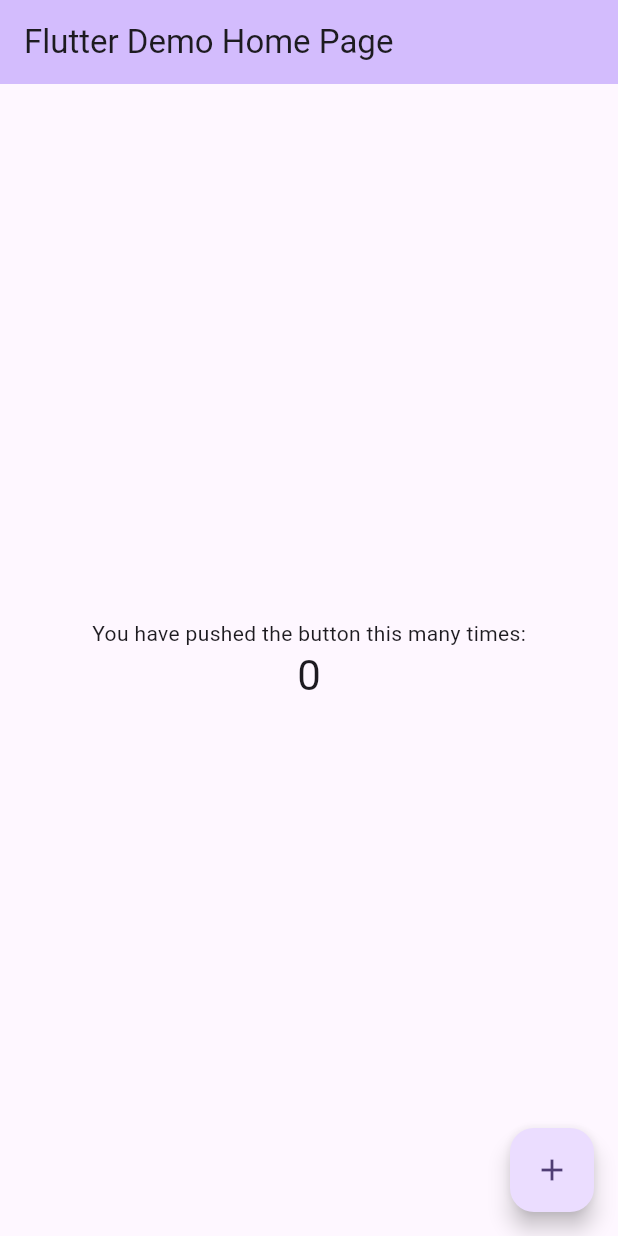
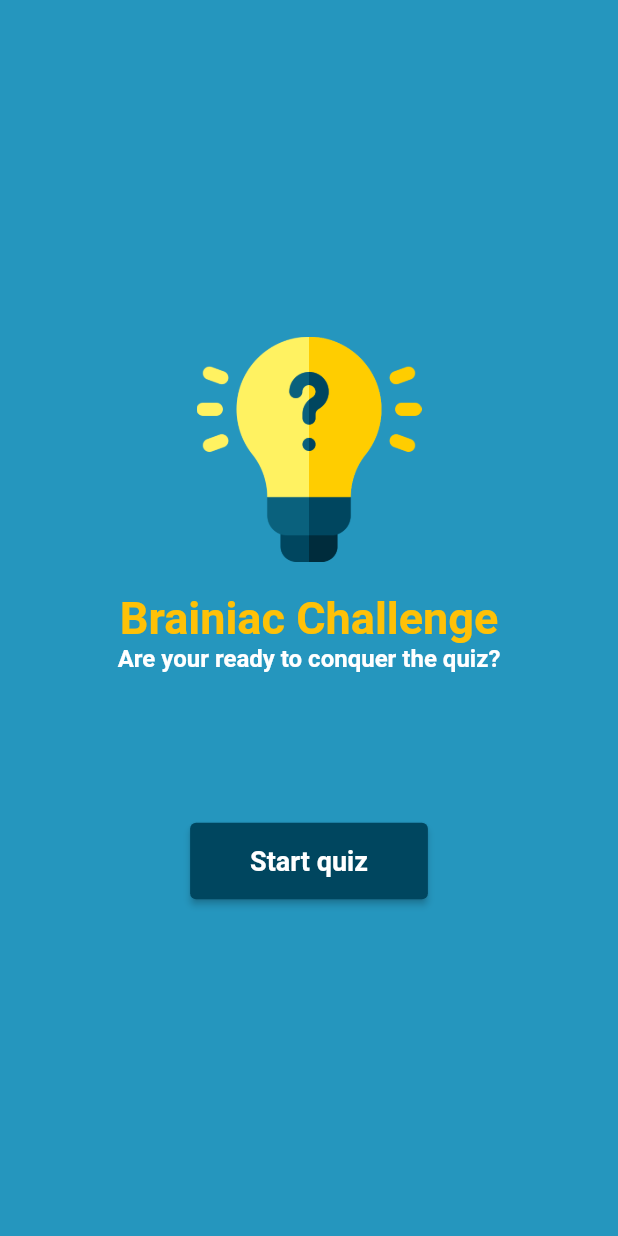
Before and after one commit to FilipIulia/quiz_app, a Flutter app: the screen it shows after launch, on a phone screen of 412 x 824 dp. Run offline on Flutter 3.47's test engine with Material 2 defaults, Android fonts, the phone set to English and light mode, and no system bars.

Commit message:
Add first screen widgets: Image.asset, 2 Text widgets and 1 button that at the moment does nothing

```diff
--- a/lib/main.dart
+++ b/lib/main.dart
@@ -1,125 +1,35 @@
 import 'package:flutter/material.dart';
 
-void main() {
-  runApp(const MyApp());
+void main(){
+  runApp(const MaterialApp(home: FirstScreen(), debugShowCheckedModeBanner: false,),);
 }
 
-class MyApp extends StatelessWidget {
-  const MyApp({super.key});
-
-  // This widget is the root of your application.
+class FirstScreen extends StatelessWidget{
+  const FirstScreen({super.key});
   @override
   Widget build(BuildContext context) {
-    return MaterialApp(
-      title: 'Flutter Demo',
-      theme: ThemeData(
-        // This is the theme of your application.
-        //
-        // TRY THIS: Try running your application with "flutter run". You'll see
-        // the application has a blue toolbar. Then, without quitting the app,
-        // try changing the seedColor in the colorScheme below to Colors.green
-        // and then invoke "hot reload" (save your changes or press the "hot
-        // reload" button in a Flutter-supported IDE, or press "r" if you used
-        // the command line to start the app).
-        //
-        // Notice that the counter didn't reset back to zero; the application
-        // state is not lost during the reload. To reset the state, use hot
-        // restart instead.
-        //
-        // This works for code too, not just values: Most code changes can be
-        // tested with just a hot reload.
-        colorScheme: ColorScheme.fromSeed(seedColor: Colors.deepPurple),
-        useMaterial3: true,
+    return Scaffold(
+      body: Container(
+        width: double.maxFinite,
+        height: double.maxFinite,
+        color: const Color.fromARGB(255, 37, 150, 190),
+        child: Center(
+          child: Column(
+            mainAxisSize: MainAxisSize.min,
+            crossAxisAlignment: CrossAxisAlignment.center,
+            children: [
+              Image.asset("assets/images/quiz-2.png", width: 150,),
+              const SizedBox(height:20,),
+              const Text("Brainiac Challenge", style: TextStyle(color: Colors.amber, fontSize: 30, fontWeight: FontWeight.bold),),
+              const Text("Are your ready to conquer the quiz?", style: TextStyle(color: Colors.white, fontWeight: FontWeight.bold, fontSize: 16),),
+              const SizedBox(height:100,),
+              ElevatedButton(onPressed: (){
+                print("Button pressed");
+              }, style: ElevatedButton.styleFrom(backgroundColor: const Color.fromARGB(255,0,70,95), padding: const EdgeInsets.symmetric(vertical: 15, horizontal:40)), child: const Text("Start quiz", style: TextStyle(fontWeight: FontWeight.bold, fontSize: 18),),)
+            ],
+          ),
+        )
       ),
-      home: const MyHomePage(title: 'Flutter Demo Home Page'),
     );
   }
 }
-
-class MyHomePage extends StatefulWidget {
-  const MyHomePage({super.key, required this.title});
-
-  // This widget is the home page of your application. It is stateful, meaning
-  // that it has a State object (defined below) that contains fields that affect
-  // how it looks.
-
-  // This class is the configuration for the state. It holds the values (in this
-  // case the title) provided by the parent (in this case the App widget) and
-  // used by the build method of the State. Fields in a Widget subclass are
-  // always marked "final".
-
-  final String title;
-
-  @override
-  State<MyHomePage> createState() => _MyHomePageState();
-}
-
-class _MyHomePageState extends State<MyHomePage> {
-  int _counter = 0;
-
-  void _incrementCounter() {
-    setState(() {
-      // This call to setState tells the Flutter framework that something has
-      // changed in this State, which causes it to rerun the build method below
-      // so that the display can reflect the updated values. If we changed
-      // _counter without calling setState(), then the build method would not be
-      // called again, and so nothing would appear to happen.
-      _counter++;
-    });
-  }
-
-  @override
-  Widget build(BuildContext context) {
-    // This method is rerun every time setState is called, for instance as done
-    // by the _incrementCounter method above.
-    //
-    // The Flutter framework has been optimized to make rerunning build methods
-    // fast, so that you can just rebuild anything that needs updating rather
-    // than having to individually change instances of widgets.
-    return Scaffold(
-      appBar: AppBar(
-        // TRY THIS: Try changing the color here to a specific color (to
-        // Colors.amber, perhaps?) and trigger a hot reload to see the AppBar
-        // change color while the other colors stay the same.
-        backgroundColor: Theme.of(context).colorScheme.inversePrimary,
-        // Here we take the value from the MyHomePage object that was created by
-        // the App.build method, and use it to set our appbar title.
-        title: Text(widget.title),
-      ),
-      body: Center(
-        // Center is a layout widget. It takes a single child and positions it
-        // in the middle of the parent.
-        child: Column(
-          // Column is also a layout widget. It takes a list of children and
-          // arranges them vertically. By default, it sizes itself to fit its
-          // children horizontally, and tries to be as tall as its parent.
-          //
-          // Column has various properties to control how it sizes itself and
-          // how it positions its children. Here we use mainAxisAlignment to
-          // center the children vertically; the main axis here is the vertical
-          // axis because Columns are vertical (the cross axis would be
-          // horizontal).
-          //
-          // TRY THIS: Invoke "debug painting" (choose the "Toggle Debug Paint"
-          // action in the IDE, or press "p" in the console), to see the
-          // wireframe for each widget.
-          mainAxisAlignment: MainAxisAlignment.center,
-          children: <Widget>[
-            const Text(
-              'You have pushed the button this many times:',
-            ),
-            Text(
-              '$_counter',
-              style: Theme.of(context).textTheme.headlineMedium,
-            ),
-          ],
-        ),
-      ),
-      floatingActionButton: FloatingActionButton(
-        onPressed: _incrementCounter,
-        tooltip: 'Increment',
-        child: const Icon(Icons.add),
-      ), // This trailing comma makes auto-formatting nicer for build methods.
-    );
-  }
-}
--- a/pubspec.yaml
+++ b/pubspec.yaml
@@ -59,9 +59,9 @@ flutter:
   uses-material-design: true
 
   # To add assets to your application, add an assets section, like this:
-  # assets:
-  #   - images/a_dot_burr.jpeg
-  #   - images/a_dot_ham.jpeg
+  assets:
+    - assets/images/quiz-2.png
+    - assets/images/quiz.png
 
   # An image asset can refer to one or more resolution-specific "variants", see
   # https://flutter.dev/assets-and-images/#resolution-aware
```
Also changed, not shown: assets/images/quiz-2.png (added), assets/images/quiz.png (added).
